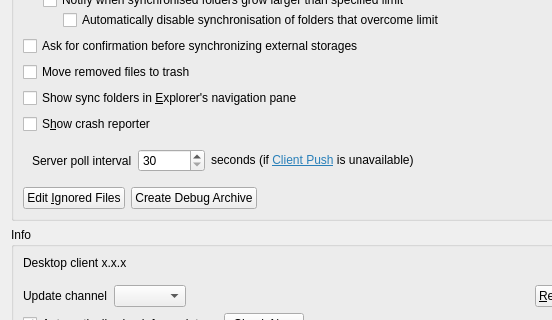
Qt form src/gui/generalsettings.ui (nextcloud/desktop) before a commit; both pictures show x 0 to 552 and y 192 to 512 of the 667 by 796 pixel window.
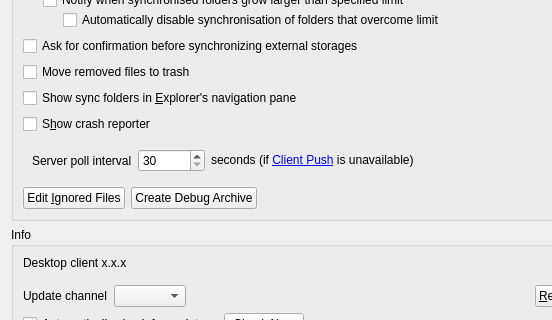
The same form after that commit.

Commit message: carried out suggested improvements

What changed in the file:
```diff
--- a/src/gui/generalsettings.ui
+++ b/src/gui/generalsettings.ui
@@ -251,7 +251,7 @@
          <item>
           <widget class="QLabel" name="labelInterval">
            <property name="text">
-            <string>&lt;html&gt;&lt;head/&gt;&lt;body&gt;&lt;p&gt;seconds (if &lt;a href=&quot;https://github.com/nextcloud/notify_push&quot;&gt;&lt;span style=&quot; text-decoration: underline; color:#2980b9;&quot;&gt;Client Push&lt;/span&gt;&lt;/a&gt; is unavailable)&lt;/p&gt;&lt;/body&gt;&lt;/html&gt;</string>
+            <string>seconds (if &lt;a href=&quot;https://github.com/nextcloud/notify_push&quot;&gt;Client Push&lt;/a&gt; is unavailable)</string>
            </property>
            <property name="textFormat">
             <enum>Qt::TextFormat::RichText</enum>
```
Left out of the diff: 2 changed lines with no effect on the pictures. The commit also changes 1 other file.
